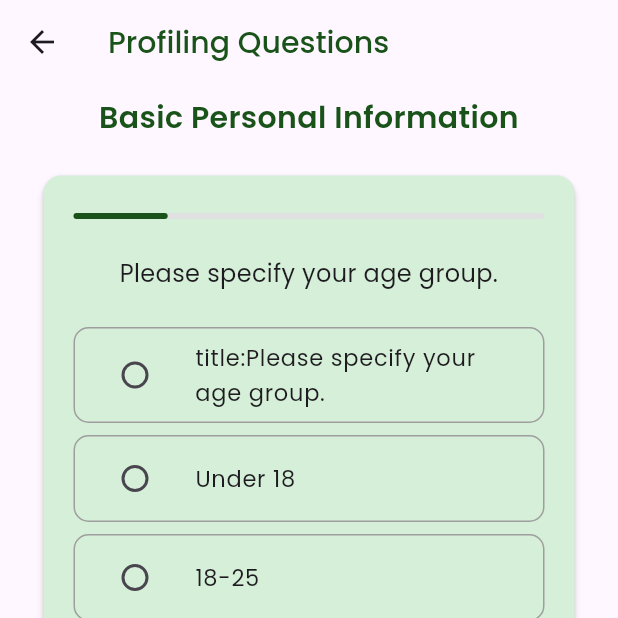
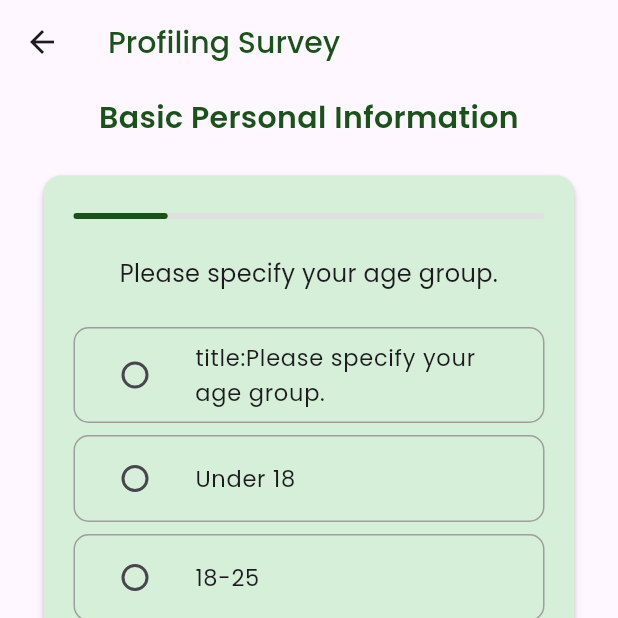
Before and after one commit to techuila/better-bites-app, a Flutter app: the ProfilingQuestionsPage screen opened directly, on a phone screen of 412 x 824 dp, the top half of it. Run offline on Flutter 3.47's test engine with Material 3 defaults, Android fonts, the phone set to English and light mode, and no system bars; our stand-ins replace camera, flutter_svg, image_picker, loading_animation_widget, sqflite; missing offline and left inert: google_mlkit_text_recognition; accounts and stored records are empty.

Commit message:
update profiling.dart
change "questions" to "survey"

```diff
--- a/lib/screens/profiling.dart
+++ b/lib/screens/profiling.dart
@@ -99,7 +99,7 @@ class _ProfilingQuestionsPageState extends State<ProfilingQuestionsPage> {
       resizeToAvoidBottomInset: false,
       appBar: AppBar(
         title: Text(
-          'Profiling Questions',
+          'Profiling Survey',
           style: TextStyle(
             fontFamily: 'Poppins',
             fontSize: 20,
```
